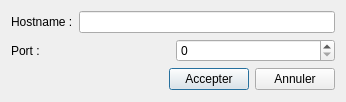
This is messengerconnection.ui in nefissaKhiari/Smart_Plolice_Station as Qt 5 draws it before an edit. The edited form follows.
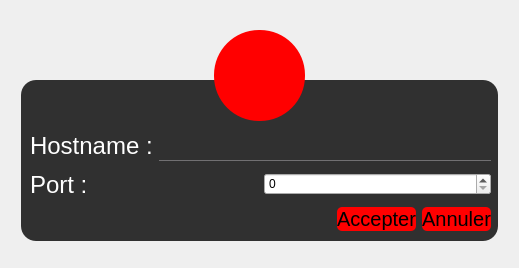
This is the edited form. Icons and pictures are not drawn.

What changed in the file:
```diff
--- a/messengerconnection.ui
+++ b/messengerconnection.ui
@@ -6,18 +6,111 @@
    <rect>
     <x>0</x>
     <y>0</y>
-    <width>346</width>
-    <height>102</height>
+    <width>519</width>
+    <height>268</height>
    </rect>
   </property>
   <property name="windowTitle">
    <string>Dialog</string>
   </property>
-  <layout class="QVBoxLayout" name="verticalLayout">
-   <item>
+  <property name="styleSheet">
+   <string notr="true">*{
+}
+
+#MessengerConnection{
+	background: url(:/Recources/Images/background.PNG);
+}
+
+QLabel{
+	background: transparent;
+	font-size: 24px;
+	color: white;
+}
+
+QFrame{
+	background: rgba(0, 0, 0, 0.8);
+	border-radius: 15px;
+}
+
+QStackedWidget{
+	background: trasnparent;
+}
+
+QToolButton{
+	font-size: 24px;
+	background: red;
+	border-radius: 45px;
+}
+
+QPushButton:hover{
+	background: #ff9999;
+}
+
+QComboBox{
+	font-size: 24px;
+}
+
+QLineEdit{
+	font-size: 24px;
+	background: transparent;
+	border: none;
+	color: white;;
+	border-bottom: 1px solid #717072;
+}
+
+QTextEdit{
+	font-size: 18px;
+	background: transparent;
+	border: 1px solid #717072;
+	color: white;
+}
+
+QMessageBox QLabel{
+	background: transparent;
+	color: black;
+}</string>
+  </property>
+  <widget class="QFrame" name="frame">
+   <property name="geometry">
+    <rect>
+     <x>21</x>
+     <y>80</y>
+     <width>477</width>
+     <height>161</height>
+    </rect>
+   </property>
+   <property name="styleSheet">
+    <string notr="true">QPushButton{
+	font-size: 20px;
+	background: red;
+	border-radius: 5px;
+}
+
+QPushButton:hover{
+	background: #ff9999;
+}</string>
+   </property>
+   <property name="frameShape">
+    <enum>QFrame::StyledPanel</enum>
+   </property>
+   <property name="frameShadow">
+    <enum>QFrame::Raised</enum>
+   </property>
+   <widget class="QWidget" name="">
+    <property name="geometry">
+     <rect>
+      <x>9</x>
+      <y>49</y>
+      <width>461</width>
+      <height>34</height>
+     </rect>
+    </property>
     <layout class="QHBoxLayout" name="horizontalLayout">
      <item>
       <widget class="QLabel" name="label">
+       <property name="styleSheet">
+        <string notr="true">background: transparent;</string>
+       </property>
        <property name="text">
         <string>Hostname :</string>
        </property>
@@ -27,11 +120,22 @@
       <widget class="QLineEdit" name="HostName"/>
      </item>
     </layout>
-   </item>
-   <item>
+   </widget>
+   <widget class="QWidget" name="">
+    <property name="geometry">
+     <rect>
+      <x>9</x>
+      <y>89</y>
+      <width>461</width>
+      <height>31</height>
+     </rect>
+    </property>
     <layout class="QHBoxLayout" name="horizontalLayout_2">
      <item>
       <widget class="QLabel" name="label_2">
+       <property name="styleSheet">
+        <string notr="true">background: transparent;</string>
+       </property>
        <property name="text">
         <string>Port :</string>
        </property>
@@ -45,8 +149,16 @@
       </widget>
      </item>
     </layout>
-   </item>
-   <item>
+   </widget>
+   <widget class="QWidget" name="">
+    <property name="geometry">
+     <rect>
+      <x>9</x>
+      <y>126</y>
+      <width>461</width>
+      <height>26</height>
+     </rect>
+    </property>
     <layout class="QHBoxLayout" name="horizontalLayout_3">
      <item>
       <spacer name="horizontalSpacer">
@@ -76,8 +188,31 @@
       </widget>
      </item>
     </layout>
-   </item>
-  </layout>
+   </widget>
+  </widget>
+  <widget class="QToolButton" name="toolButton">
+   <property name="geometry">
+    <rect>
+     <x>214</x>
+     <y>30</y>
+     <width>91</width>
+     <height>91</height>
+    </rect>
+   </property>
+   <property name="text">
+    <string/>
+   </property>
+   <property name="icon">
+    <iconset resource="Recources.qrc">
+     <normaloff>:/Recources/Images/configuration.png</normaloff>:/Recources/Images/configuration.png</iconset>
+   </property>
+   <property name="iconSize">
+    <size>
+     <width>45</width>
+     <height>45</height>
+    </size>
+   </property>
+  </widget>
  </widget>
  <resources/>
  <connections/>
```
Left out of the diff: 10 changed lines with no effect on the pictures.
